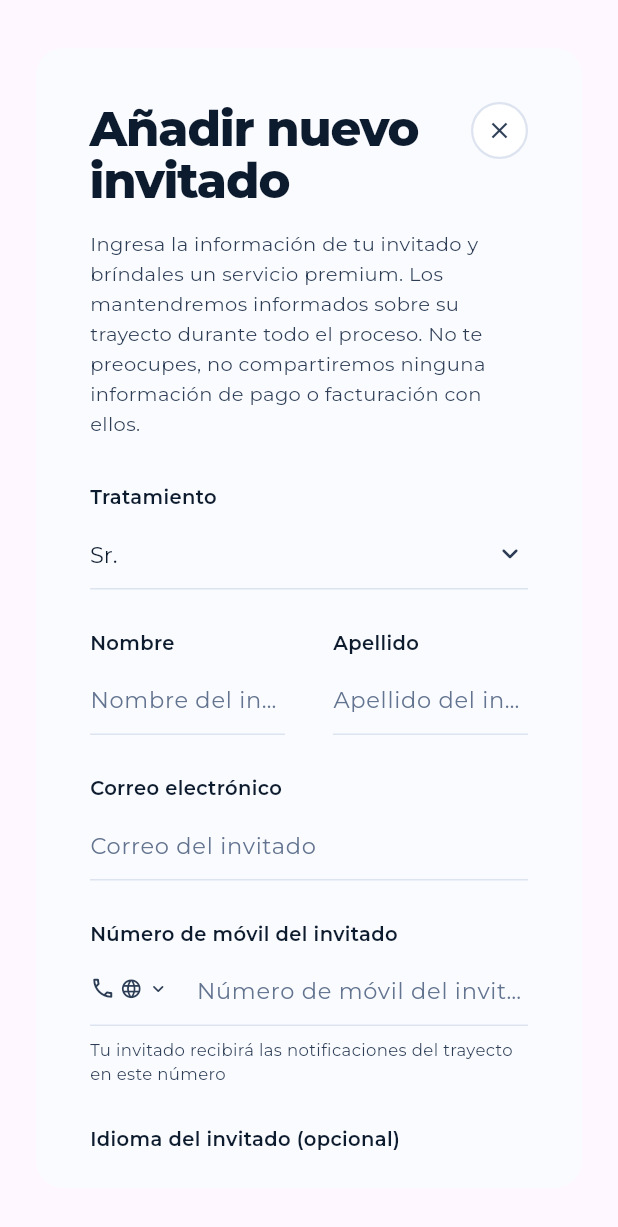
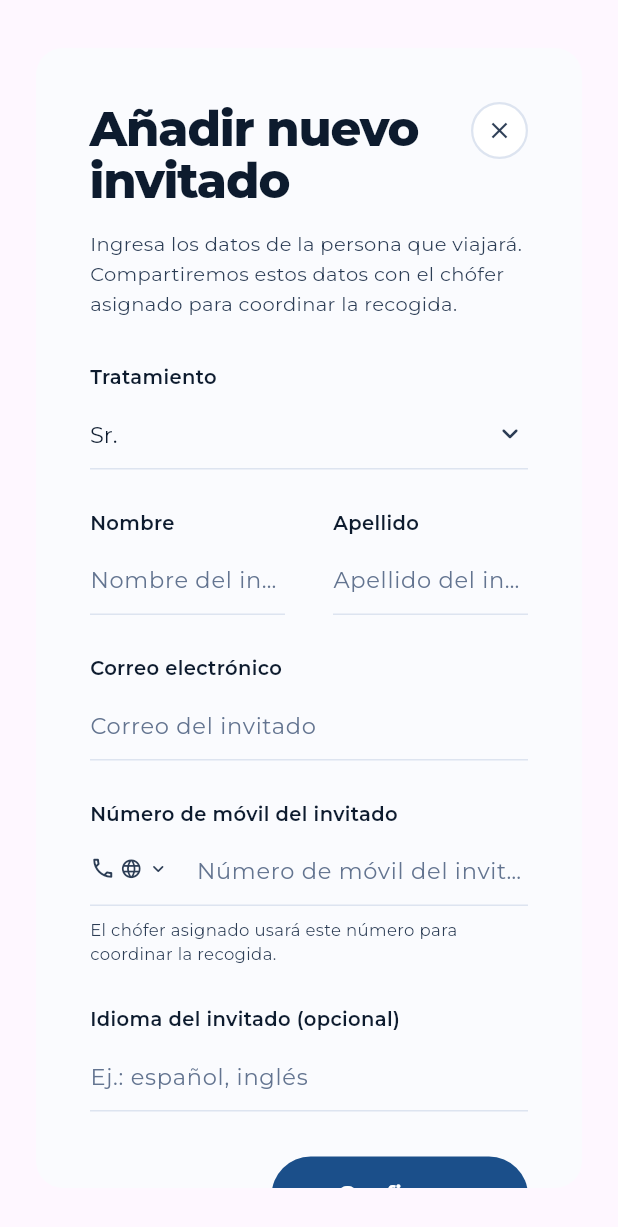
Before and after one commit to SMateo004/luxelane, a Flutter app: the _AddGuestDialog widget shown alone on an empty page, opened directly, on a phone screen of 412 x 824 dp. Shown: the top 1227 px of the screen. Run offline on Flutter 3.47's test engine with Material 3 defaults, Android fonts, the phone set to English and light mode, and no system bars; our stand-ins replace cloud_firestore, cloud_functions, dartz, equatable, firebase_auth, firebase_core and 12 more; missing offline and left inert: dart:html, dart:js, dart:js_util, firebase_performance, flutter_stripe, map_launcher; accounts and stored records are empty.

Commit message:
Diálogo de invitado: sin promesa de notificaciones; dice que los datos van al chófer asignado
Co-Authored-By: Claude Opus 5.5 <noreply@anthropic.com>
Claude-Session: https://claude.ai/code/session_01FSVDrFtJppk1wViA16Cv5q

```diff
--- a/lib/features/booking/presentation/pages/booking_screen.dart
+++ b/lib/features/booking/presentation/pages/booking_screen.dart
@@ -3060,9 +3060,8 @@ class _AddGuestDialogState extends State<_AddGuestDialog> {
 
               // ── Description ─────────────────────────────────────────────
               const Text(
-                'Ingresa la información de tu invitado y bríndales un servicio premium. '
-                'Los mantendremos informados sobre su trayecto durante todo el proceso. '
-                'No te preocupes, no compartiremos ninguna información de pago o facturación con ellos.',
+                'Ingresa los datos de la persona que viajará. Compartiremos '
+                'estos datos con el chófer asignado para coordinar la recogida.',
                 style: TextStyle(
                   fontFamily: kSans,
                   fontSize: 13,
@@ -3181,7 +3180,7 @@ class _AddGuestDialogState extends State<_AddGuestDialog> {
               const SizedBox(height: 8),
 
               const Text(
-                'Tu invitado recibirá las notificaciones del trayecto en este número',
+                'El chófer asignado usará este número para coordinar la recogida.',
                 style: TextStyle(
                   fontFamily: kSans,
                   fontSize: 11,
```
Also changed, not shown: 1 other file.
